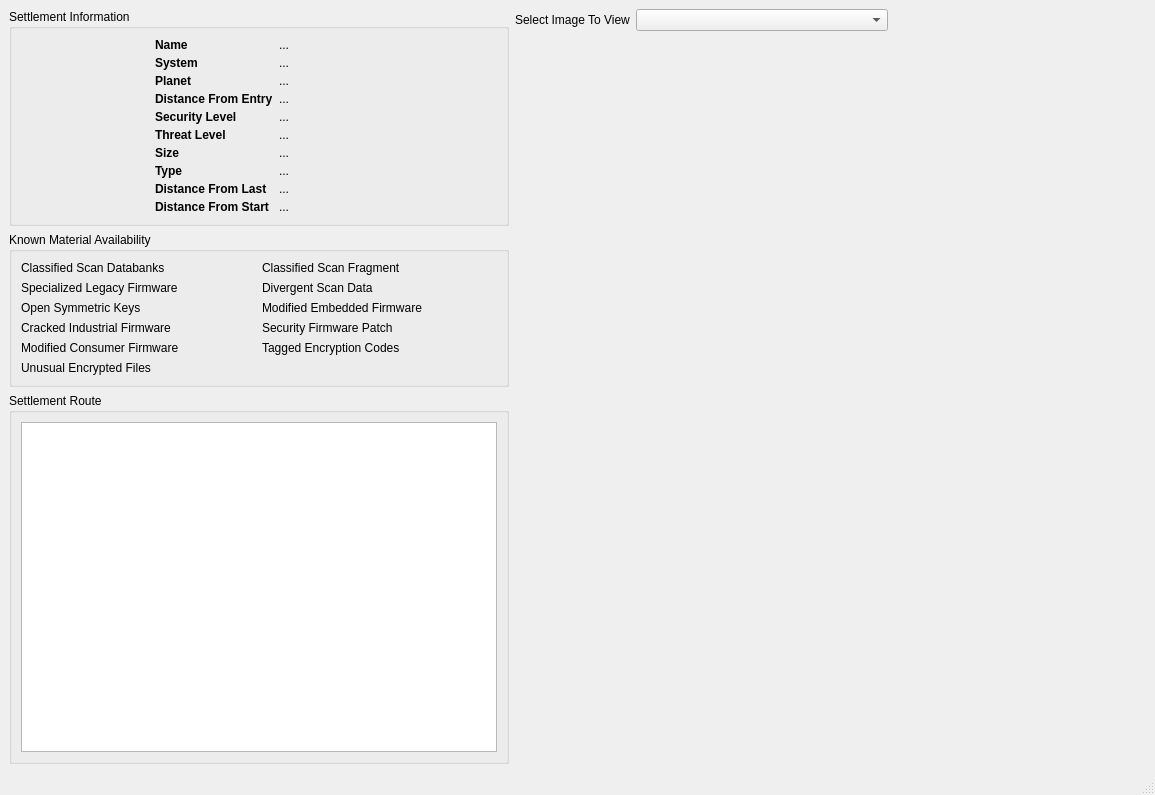
Before: the Qt Designer form src/RouteViewer.ui in neotron/EDPathFinder, drawn with Qt 5.
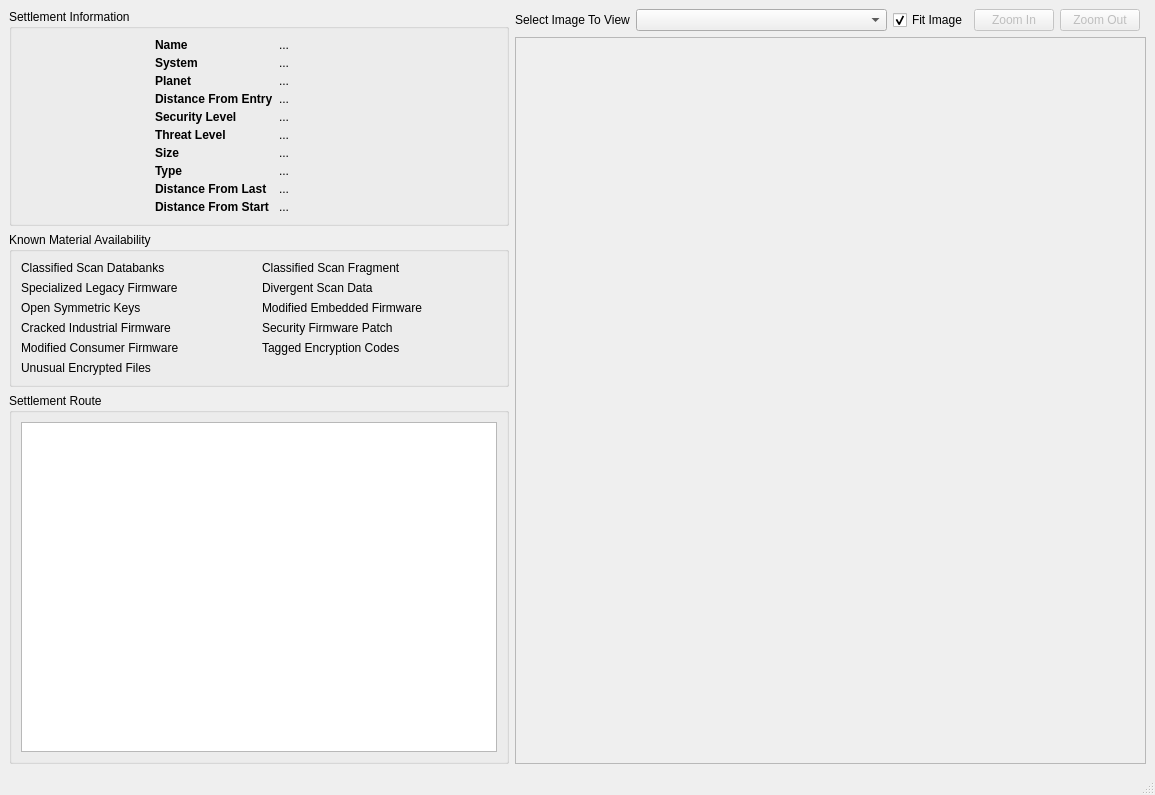
After: the same form once the commit is applied. Icons and pictures are not drawn. Custom widgets are drawn as their Qt base class.

Commit message: Add scaling to image viewer.

Diff of the .ui file:
```diff
--- a/src/RouteViewer.ui
+++ b/src/RouteViewer.ui
@@ -455,6 +455,62 @@
     </item>
     <item row="0" column="1" rowspan="3">
      <layout class="QGridLayout" name="gridLayout_3">
+      <item row="0" column="2">
+       <widget class="QCheckBox" name="fitImageCheckbox">
+        <property name="text">
+         <string>Fit Image</string>
+        </property>
+        <property name="checked">
+         <bool>true</bool>
+        </property>
+       </widget>
+      </item>
+      <item row="1" column="0" colspan="6">
+       <widget class="ImageViewer" name="largeImage">
+        <property name="verticalScrollBarPolicy">
+         <enum>Qt::ScrollBarAsNeeded</enum>
+        </property>
+        <property name="horizontalScrollBarPolicy">
+         <enum>Qt::ScrollBarAsNeeded</enum>
+        </property>
+        <property name="sizeAdjustPolicy">
+         <enum>QAbstractScrollArea::AdjustToContents</enum>
+        </property>
+        <property name="widgetResizable">
+         <bool>true</bool>
+        </property>
+        <widget class="AspectRatioPixmapLabel" name="pixmap">
+         <property name="geometry">
+          <rect>
+           <x>0</x>
+           <y>0</y>
+           <width>617</width>
+           <height>684</height>
+          </rect>
+         </property>
+        </widget>
+       </widget>
+      </item>
+      <item row="0" column="3">
+       <widget class="QPushButton" name="zoomInButton">
+        <property name="enabled">
+         <bool>false</bool>
+        </property>
+        <property name="text">
+         <string>Zoom In</string>
+        </property>
+       </widget>
+      </item>
+      <item row="0" column="1">
+       <widget class="QComboBox" name="imageList">
+        <property name="sizePolicy">
+         <sizepolicy hsizetype="Preferred" vsizetype="Fixed">
+          <horstretch>1</horstretch>
+          <verstretch>0</verstretch>
+         </sizepolicy>
+        </property>
+       </widget>
+      </item>
       <item row="0" column="0">
        <widget class="QLabel" name="label">
         <property name="sizePolicy">
@@ -468,46 +524,13 @@
         </property>
        </widget>
       </item>
-      <item row="0" column="1">
-       <widget class="QComboBox" name="imageList"/>
-      </item>
-      <item row="0" column="2">
-       <spacer name="horizontalSpacer">
-        <property name="orientation">
-         <enum>Qt::Horizontal</enum>
-        </property>
-        <property name="sizeType">
-         <enum>QSizePolicy::MinimumExpanding</enum>
-        </property>
-        <property name="sizeHint" stdset="0">
-         <size>
-          <width>40</width>
-          <height>20</height>
-         </size>
-        </property>
-       </spacer>
-      </item>
-      <item row="1" column="0" colspan="3">
-       <widget class="AspectRatioPixmapLabel" name="largeImage">
-        <property name="sizePolicy">
-         <sizepolicy hsizetype="MinimumExpanding" vsizetype="MinimumExpanding">
-          <horstretch>100</horstretch>
-          <verstretch>100</verstretch>
-         </sizepolicy>
-        </property>
-        <property name="font">
-         <font>
-          <pointsize>13</pointsize>
-         </font>
+      <item row="0" column="4">
+       <widget class="QPushButton" name="zoomOutButton">
+        <property name="enabled">
+         <bool>false</bool>
         </property>
         <property name="text">
-         <string/>
-        </property>
-        <property name="pixmap">
-         <pixmap resource="../resources/resources.qrc">:/noimage.png</pixmap>
-        </property>
-        <property name="alignment">
-         <set>Qt::AlignCenter</set>
+         <string>Zoom Out</string>
         </property>
        </widget>
       </item>
@@ -715,9 +738,20 @@
   <widget class="QStatusBar" name="statusbar"/>
  </widget>
  <customwidgets>
+  <customwidget>
+   <class>ImageViewer</class>
+   <extends>QScrollArea</extends>
+   <header location="global">src/imageviewer.h</header>
+   <container>1</container>
+   <slots>
+    <slot>fitToWindow()</slot>
+    <slot>zoomIn()</slot>
+    <slot>zoomOut()</slot>
+   </slots>
+  </customwidget>
   <customwidget>
    <class>AspectRatioPixmapLabel</class>
-   <extends>QLabel</extends>
+   <extends>QWidget</extends>
    <header location="global">src/AspectRatioPixmapLabel.h</header>
   </customwidget>
  </customwidgets>
```
Left out of the diff: 53 changed lines with no effect on the pictures. The commit also changes 22 other files.
